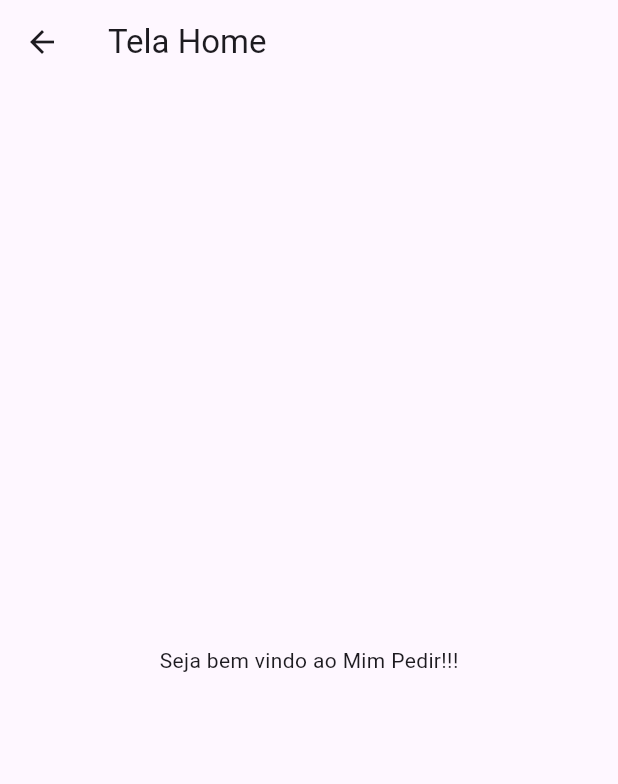
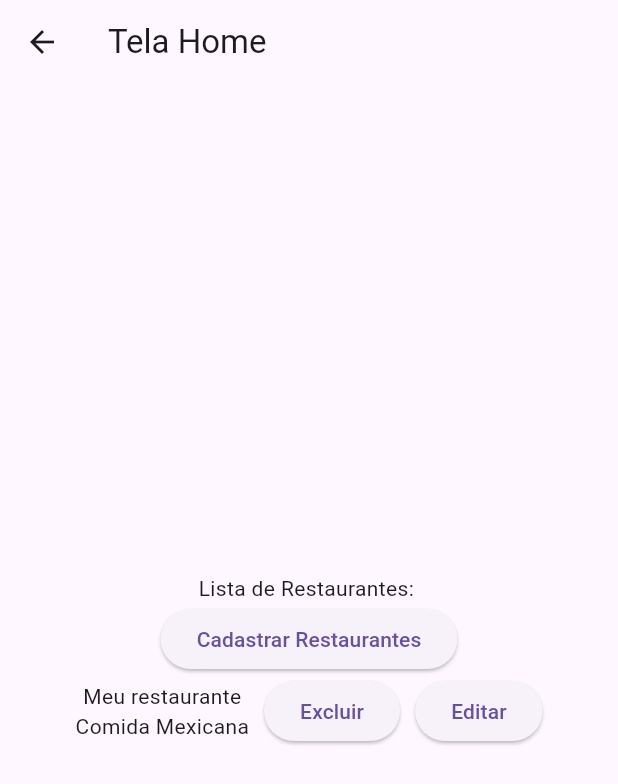
Before and after one commit to jussimar/mimpedir, a Flutter app: the TelaHome screen opened directly, on a phone screen of 412 x 824 dp. Shown: the top 784 px of the screen. Run offline on Flutter 3.47's test engine with Material 3 defaults, Android fonts, the phone set to English and light mode, and no system bars; our stand-ins replace sqflite; accounts and stored records are empty.

Commit message:
complementando tela home e criando tela de cadastro de restaurante

```diff
--- a/lib/tela_home.dart
+++ b/lib/tela_home.dart
@@ -1,4 +1,5 @@
 import 'package:flutter/material.dart';
+import 'package:mimpedir/tela_cad_restaurante.dart';
 
 class TelaHome extends StatelessWidget{
   TelaHome({super.key});
@@ -7,9 +8,33 @@ class TelaHome extends StatelessWidget{
   Widget build(BuildContext context) {
     return Scaffold(
       appBar: AppBar(title: const Text('Tela Home')),
-      body: Center(
-        child: Text('Seja bem vindo ao Mim Pedir!!!'),
+      body: Padding(padding: const EdgeInsets.all(20),
+        child: Column(
+          mainAxisAlignment: MainAxisAlignment.center,
+          children: [
+            Text("Lista de Restaurantes: "),
+            ElevatedButton(onPressed: (){
+              Navigator.push(context, MaterialPageRoute(builder: (context) => TelaCadRestaurante()));
+            }, child: Text("Cadastrar Restaurantes")),
+            Row(
+              mainAxisAlignment: MainAxisAlignment.center,
+              children:
+              [
+                Column(
+                  children: [
+                    Text("Meu restaurante"),
+                    Text("Comida Mexicana")
+                  ],
+                ),
+                SizedBox(width: 10),
+                ElevatedButton(onPressed: (){}, child: Text("Excluir")),
+                SizedBox(width: 10),
+                ElevatedButton(onPressed: (){}, child: Text("Editar")),
+              ],
+            ),
+          ],
       ),
+      )
     );
   }
 }
```
Also changed, not shown: lib/tela_cad_restaurante.dart (added, +49 -0 lines).
